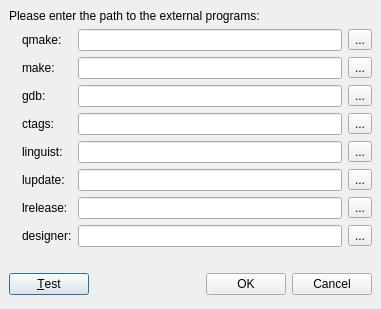
First picture: the form in ui/toolsControl.ui, repository google-code-export/qdevelop, before the edit.
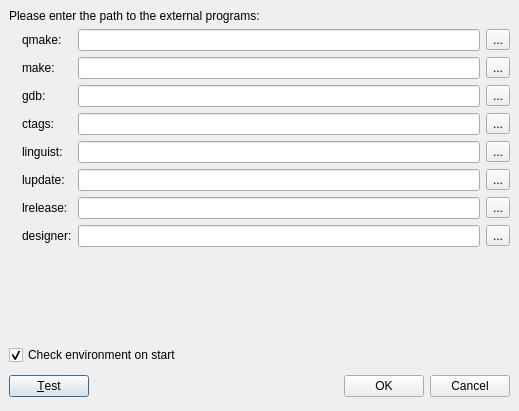
Second picture: the form after the edit. Icons and pictures are not drawn.

The edit to the form file:
```diff
--- a/ui/toolsControl.ui
+++ b/ui/toolsControl.ui
@@ -5,8 +5,8 @@
    <rect>
     <x>0</x>
     <y>0</y>
-    <width>381</width>
-    <height>309</height>
+    <width>519</width>
+    <height>411</height>
    </rect>
   </property>
   <property name="windowTitle" >
@@ -19,7 +19,7 @@
    <property name="spacing" >
     <number>6</number>
    </property>
-   <item row="3" column="0" >
+   <item row="4" column="0" >
     <layout class="QHBoxLayout" >
      <property name="margin" >
       <number>0</number>
@@ -341,6 +341,19 @@
      </property>
     </widget>
    </item>
+   <item row="3" column="0" >
+    <widget class="QCheckBox" name="checkEnvironmentOnStartup" >
+     <property name="autoFillBackground" >
+      <bool>false</bool>
+     </property>
+     <property name="text" >
+      <string>Check environment on start</string>
+     </property>
+     <property name="checked" >
+      <bool>true</bool>
+     </property>
+    </widget>
+   </item>
   </layout>
  </widget>
  <resources>
```
